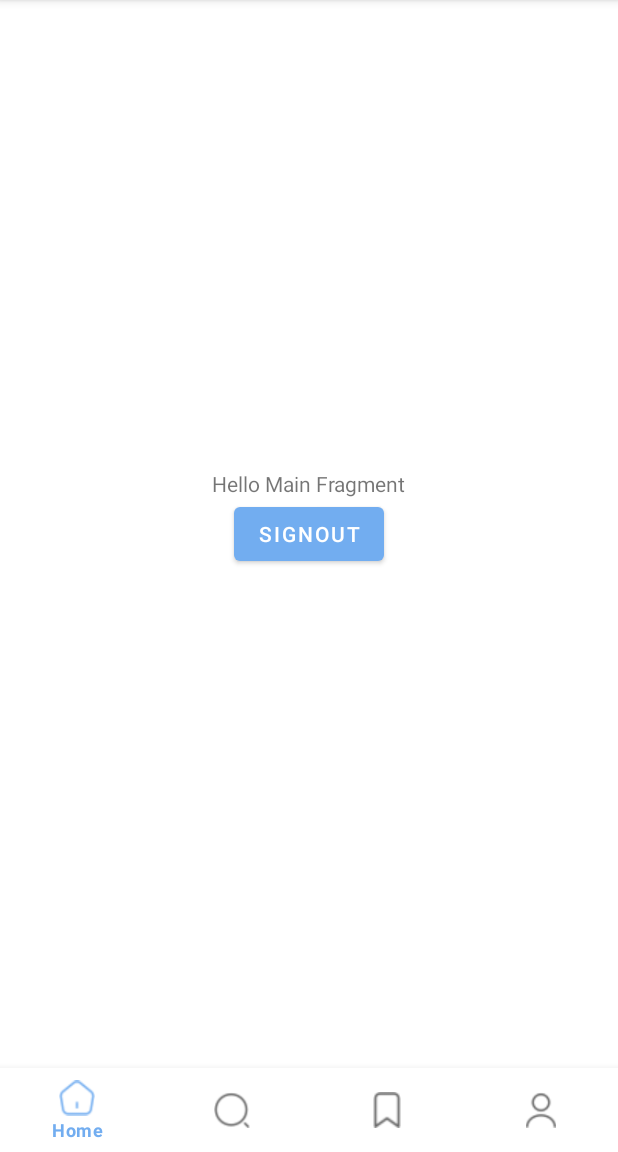
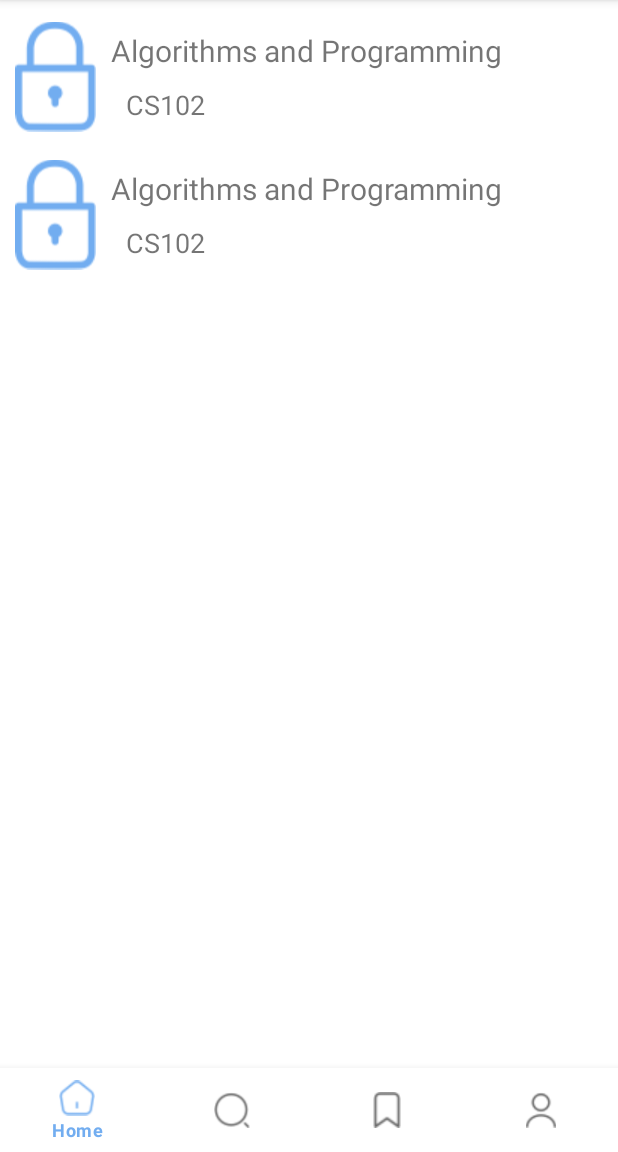
Before and after one commit to studybuddy-cs102/study-buddy, an Android app: the screen it shows after launch once a user with an empty profile is signed in (MainActivity), on a phone screen of 412 x 824 dp, the part 84-1236 px from its top. Run offline under Robolectric (Android 15) with nearby library versions, the phone set to English and light mode, and no system bars; our stand-ins replace Firebase (no records; nobody signed in at launch, a user with empty details on screens opened directly); 1 statement that could not run was skipped.

Commit message:
Main Scroll View

```diff
--- a/app/src/main/res/layout/activity_main.xml
+++ b/app/src/main/res/layout/activity_main.xml
@@ -10,13 +10,15 @@
         tools:context=".MainActivity">
 
 
+
         <ProgressBar
                 style="?android:attr/progressBarStyle"
-                android:layout_width="match_parent"
-                android:layout_height="match_parent"
+                android:layout_width="50dp"
+                android:layout_height="50dp"
                 android:id="@+id/progressBar"
-                android:layout_gravity="center" />
-
+                android:layout_gravity="center"
+                android:layout_centerInParent="true"
+                />
         <FrameLayout
                 android:layout_width="match_parent"
                 android:layout_height="match_parent"
@@ -36,4 +38,5 @@
         </com.google.android.material.bottomnavigation.BottomNavigationView>
 
 
+
 </RelativeLayout>
--- a/app/src/main/res/layout/fragment_main.xml
+++ b/app/src/main/res/layout/fragment_main.xml
@@ -6,30 +6,75 @@
         tools:context=".MainFragment"
         android:gravity="center"
         android:orientation="vertical">
-
+    <ScrollView
+            android:layout_width="match_parent"
+            android:layout_height="match_parent">
+        <TableLayout
+                android:layout_width="match_parent"
+                android:layout_height="wrap_content"
+                android:stretchColumns="*" >
             <LinearLayout
+                    android:layout_marginTop="10dp"
+                    android:layout_marginRight="10dp"
+                    android:layout_marginLeft="10dp">
+                <ImageView
                         android:layout_width="wrap_content"
+                        android:layout_height="match_parent"
+                        android:src="@drawable/pass_icon" />
+                <LinearLayout
+                        android:orientation="vertical"
+                        android:layout_width="match_parent"
                         android:layout_height="wrap_content"
-            android:gravity="center"
-            android:orientation="vertical"
                         >
-
-    <!-- TODO: Update blank fragment layout -->
                     <TextView
                             android:layout_width="wrap_content"
                             android:layout_height="wrap_content"
-            android:text="@string/hello_main_fragment" />
-
-    <Button
-            android:layout_width="wrap_content"
-            android:layout_height="wrap_content"
-            android:id="@+id/goButton"
-            android:text="signout" />
+                            android:text="Algorithms and Programming "
+                            android:textSize="20dp"
+                            android:layout_margin="10dp"/>
 
                     <TextView
                             android:layout_width="wrap_content"
                             android:layout_height="wrap_content"
-            android:id="@+id/textView1"
-            android:textAlignment="center"/>
+                            android:text="CS102"
+                            android:textSize="18dp"
+                            android:layout_marginLeft="20dp"
+                            android:layout_marginBottom="10dp"/>
                 </LinearLayout>
             </LinearLayout>
+
+            <LinearLayout
+                    android:layout_marginTop="10dp"
+                    android:layout_marginRight="10dp"
+                    android:layout_marginLeft="10dp">
+                <ImageView
+                        android:layout_width="wrap_content"
+                        android:layout_height="match_parent"
+                        android:src="@drawable/pass_icon" />
+                <LinearLayout
+                        android:orientation="vertical"
+                        android:layout_width="match_parent"
+                        android:layout_height="wrap_content"
+                        >
+                    <TextView
+                            android:layout_width="wrap_content"
+                            android:layout_height="wrap_content"
+                            android:text="Algorithms and Programming "
+                            android:textSize="20dp"
+                            android:layout_margin="10dp"/>
+
+                    <TextView
+                            android:layout_width="wrap_content"
+                            android:layout_height="wrap_content"
+                            android:text="CS102"
+                            android:textSize="18dp"
+                            android:layout_marginLeft="20dp"
+                            android:layout_marginBottom="10dp"/>
+                </LinearLayout>
+            </LinearLayout>
+
+
+        </TableLayout>
+
+    </ScrollView>
+</LinearLayout>
--- a/app/src/main/res/values/colors.xml
+++ b/app/src/main/res/values/colors.xml
@@ -8,5 +8,6 @@
     <color name="black">#FF000000</color>
     <color name="white">#FFFFFFFF</color>
     <color name="primary">#72ADF0</color>
+    <color name="primaryTran">#90B4E0</color>
     <color name="transparent">#00000000</color>
 </resources>
--- a/app/src/main/res/values/themes.xml
+++ b/app/src/main/res/values/themes.xml
@@ -6,11 +6,12 @@
         <item name="colorPrimaryVariant">@color/primary</item>
         <item name="colorOnPrimary">@color/white</item>
         <!-- Secondary brand color. -->
-        <item name="colorSecondary">@color/teal_200</item>
-        <item name="colorSecondaryVariant">@color/teal_700</item>
+        <item name="colorSecondary">@color/primary</item>
+        <item name="colorSecondaryVariant">@color/primary</item>
         <item name="colorOnSecondary">@color/transparent</item>
         <!-- Status bar color. -->
         <item name="android:statusBarColor">?attr/colorPrimaryVariant</item>
+        <item name="android:progress">@color/primary</item>
         <!-- Customize your theme here. -->
     </style>
 </resources>
```
Also changed, not shown: app/src/main/java/com/cs102/studybuddy/MainFragment.java (+0 -15 lines), app/src/main/java/com/cs102/studybuddy/ProfileFragment.java (+28 -2 lines), app/src/main/res/drawable/shape.xml (added, +26 -0 lines), app/src/main/res/layout/fragment_profile.xml (+26 -4 lines). Lines whose indentation alone changed are shown as unchanged.
